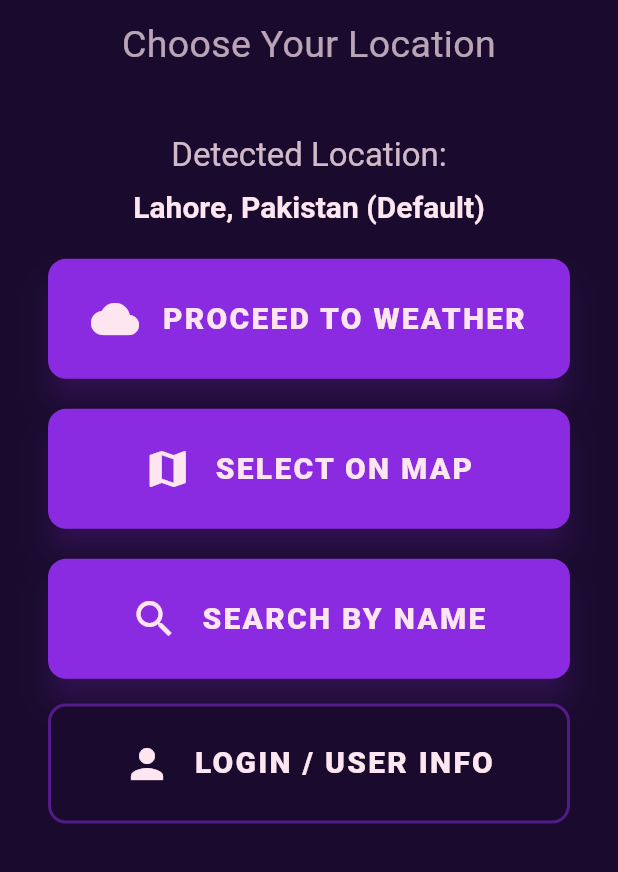
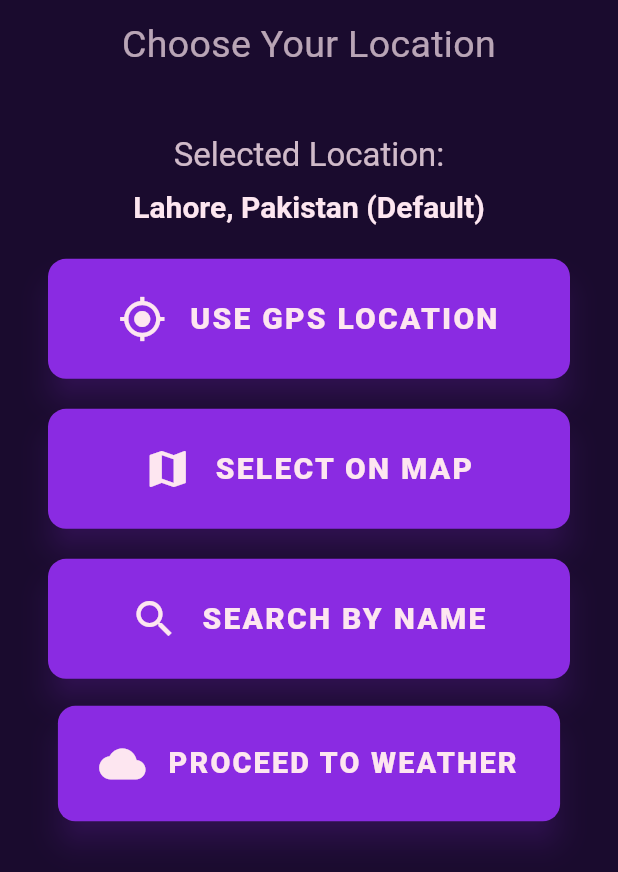
Before and after one commit to god-help-me-otherwise-im-screwed/MAD_FINAL_PROJECT, a Flutter app: the screen it shows after launch, after a tap on "USE GPS LOCATION", on a phone screen of 412 x 824 dp, the part 364-1236 px from its top. Run offline on Flutter 3.47's test engine with Material 3 defaults, Android fonts, the light colour scheme and no system bars; our stand-ins replace flutter_riverpod, geolocator, latlong2, shared_preferences; Roboto replaces fonts that are missing (BoldPixels); project files that could hold a hidden picture were left out.

Commit message:
startup-screen-version-2

```diff
--- a/hawahawa/lib/screens/startup_screen.dart
+++ b/hawahawa/lib/screens/startup_screen.dart
@@ -1,13 +1,12 @@
 import 'package:flutter/material.dart';
 import 'package:flutter_riverpod/flutter_riverpod.dart';
 import 'package:hawahawa/constants/colors.dart';
-import 'package:hawahawa/models/location_model.dart'; // Make sure this path is correct for your LocationResult model
+import 'package:hawahawa/models/location_model.dart';
 import 'package:hawahawa/providers/location_provider.dart';
 import 'package:hawahawa/providers/weather_provider.dart';
 import 'package:hawahawa/screens/weather_display_screen.dart';
 import 'package:hawahawa/screens/map_picker_screen.dart';
 import 'package:hawahawa/screens/search_location_screen.dart';
-import 'package:hawahawa/screens/login_screen.dart';
 
 class StartupScreen extends ConsumerStatefulWidget {
   const StartupScreen({super.key});
@@ -16,25 +15,83 @@ class StartupScreen extends ConsumerStatefulWidget {
   ConsumerState<StartupScreen> createState() => _StartupScreenState();
 }
 
-class _StartupScreenState extends ConsumerState<StartupScreen> {
+class _StartupScreenState extends ConsumerState<StartupScreen>
+    with TickerProviderStateMixin {
   // 1. STATE TRACKING
   bool _isGpsLoading = false;
   LocationResult? _detectedLocation;
+
+  // 2. ANIMATION CONTROLLERS
+  // Controller for the three interactive location selection buttons
+  late final AnimationController _selectionButtonController = AnimationController(
+    duration: const Duration(milliseconds: 150),
+    vsync: this,
+  );
+
+  // Controller for the PROCEED button (used for both press animation and disabled pulse)
+  late final AnimationController _proceedButtonController = AnimationController(
+    duration: const Duration(milliseconds: 1000),
+    vsync: this,
+  );
+
+  // Animation for the pulsing effect when the PROCEED button is disabled
+  late final Animation<double> _disabledPulseAnimation = Tween<double>(
+    begin: 0.8,
+    end: 1.0,
+  ).animate(CurvedAnimation(
+    parent: _proceedButtonController,
+    curve: Curves.easeInOut,
+  ));
+
+  @override
+  void initState() {
+    super.initState();
+    // Start the pulsing animation loop immediately
+    _proceedButtonController.repeat(reverse: true);
+  }
 
   // Function to handle GPS button press
   Future<void> _handleGpsLocation() async {
     setState(() {
       _isGpsLoading = true;
-      _detectedLocation = null;
     });
 
-    // Request GPS location and wait for the result
     final LocationResult? location =
         await ref.read(locationProvider.notifier).requestGpsLocation();
 
     if (mounted) {
       setState(() {
         _isGpsLoading = false;
+        if (location != null) {
+          _detectedLocation = location;
+        }
+      });
+    }
+  }
+
+  // Function to handle map selection
+  Future<void> _handleMapSelection() async {
+    final LocationResult? location = await Navigator.of(context)
+        .push<LocationResult?>(
+          MaterialPageRoute(builder: (c) => const MapPickerScreen()),
+        );
+
+    if (location != null && mounted) {
+      setState(() {
+        _detectedLocation = location;
+      });
+    }
+  }
+
+  // Function to handle search location
+  Future<void> _handleSearchLocation() async {
+    final LocationResult? location = await Navigator.of(context)
+        .push<LocationResult?>(
+          MaterialPageRoute(builder: (c) => const SearchLocationScreen()),
+        );
+
+    if (location != null && mounted) {
+      setState(() {
         _detectedLocation = location;
       });
     }
@@ -44,24 +101,27 @@ class _StartupScreenState extends ConsumerState<StartupScreen> {
   Future<void> _proceedToWeather(LocationResult location) async {
     if (!mounted) return;
 
-    // Save the location to the provider (important for persistence)
     ref.read(locationProvider.notifier).setLocation(location);
-
-    // Fetch weather using the confirmed location
     await ref.read(weatherProvider.notifier).fetchWeather(location);
 
     if (!mounted) return;
 
-    // Navigate away
     Navigator.of(context).pushReplacement(
-      MaterialPageRoute(
-        builder: (c) => const WeatherDisplayScreen(),
-      ),
+      MaterialPageRoute(builder: (c) => const WeatherDisplayScreen()),
     );
   }
 
   @override
+  void dispose() {
+    _selectionButtonController.dispose();
+    _proceedButtonController.dispose();
+    super.dispose();
+  }
+
+  @override
   Widget build(BuildContext context) {
+    final isProceedEnabled = _detectedLocation != null;
+
     return Scaffold(
       backgroundColor: kDarkPrimary,
       body: SafeArea(
@@ -92,14 +152,14 @@ class _StartupScreenState extends ConsumerState<StartupScreen> {
               ),
               const Spacer(flex: 5),
 
-              // 2. LOCATION STATUS DISPLAY (No explicit loading spinner here)
+              // LOCATION STATUS DISPLAY (Always visible if a location is selected)
               if (_detectedLocation != null)
                 Padding(
                   padding: const EdgeInsets.only(bottom: 20.0),
                   child: Column(
                     children: [
                       Text(
-                        'Detected Location:',
+                        'Selected Location:',
                         style: Theme.of(context).textTheme.titleLarge?.copyWith(
                               color: kDarkText.withOpacity(0.8),
                               fontWeight: FontWeight.normal,
@@ -107,10 +167,10 @@ class _StartupScreenState extends ConsumerState<StartupScreen> {
                       ),
                       const SizedBox(height: 8),
                       Text(
-                        _detectedLocation!
-                            .displayName, // Display the full displayName
+                        _detectedLocation!.displayName,
                         textAlign: TextAlign.center,
-                        style: Theme.of(context).textTheme.headlineSmall?.copyWith(
+                        style: Theme.of(context).textTheme.headlineSmall
+                            ?.copyWith(
                               color: kDarkText,
                               fontWeight: FontWeight.bold,
                             ),
@@ -118,64 +178,59 @@ class _StartupScreenState extends ConsumerState<StartupScreen> {
                     ],
                   ),
                 ),
-              // CONDITIONAL PROCEED BUTTON is shown *only* when a location is detected
-              if (_detectedLocation != null)
-                _buildButton(
-                  context,
-                  icon: Icons.cloud,
-                  label: 'PROCEED TO WEATHER',
-                  onPressed: () => _proceedToWeather(_detectedLocation!),
-                ),
 
-              // GPS Button is shown *only* when no location is detected
-              if (_detectedLocation == null)
+              // GPS Button (Always visible)
               _buildButton(
                 context,
                 icon: Icons.my_location,
-                  // Text changes to show loading state
                 label: _isGpsLoading ? 'LOADING GPS...' : 'USE GPS LOCATION',
-                  // Button is disabled while loading
-                  onPressed: _isGpsLoading ? () {} : _handleGpsLocation,
+                onPressed: _isGpsLoading ? null : _handleGpsLocation,
+                isInteractive: true,
+                animationController: _selectionButtonController,
               ),
 
-              const SizedBox(height: 20),
-
-              // Other location methods
-              _buildButton(
+              // Map Selection Button (Always visible)
+              Padding(
+                padding: const EdgeInsets.only(top: 20.0),
+                child: _buildButton(
                   context,
                   icon: Icons.map,
                   label: 'SELECT ON MAP',
-                onPressed: () {
-                  Navigator.of(context).push(
-                    MaterialPageRoute(
-                        builder: (c) => const MapPickerScreen()),
-                  );
-                },
+                  onPressed: _handleMapSelection,
+                  isInteractive: true,
+                  animationController: _selectionButtonController,
                 ),
-              const SizedBox(height: 20),
-              _buildButton(
+              ),
+
+              // Search Location Button (Always visible)
+              Padding(
+                padding: const EdgeInsets.only(top: 20.0),
+                child: _buildButton(
                   context,
                   icon: Icons.search,
                   label: 'SEARCH BY NAME',
-                onPressed: () {
-                  Navigator.of(context).push(
-                    MaterialPageRoute(
-                        builder: (c) => const SearchLocationScreen()),
-                  );
-                },
+                  onPressed: _handleSearchLocation,
+                  isInteractive: true,
+                  animationController: _selectionButtonController,
                 ),
+              ),
+
               const Spacer(flex: 2),
+
+              // PROCEED TO WEATHER Button (Now has its own animation logic)
               _buildButton(
                 context,
-                icon: Icons.person,
-                label: 'LOGIN / USER INFO',
-                onPressed: () {
-                  Navigator.of(context).push(
-                    MaterialPageRoute(builder: (c) => const LoginScreen()),
-                  );
-                },
-                secondary: true,
+                icon: isProceedEnabled ? Icons.cloud : Icons.lock,
+                label: 'PROCEED TO WEATHER',
+                onPressed: isProceedEnabled
+                    ? () => _proceedToWeather(_detectedLocation!)
+                    : null,
+                disabled: !isProceedEnabled,
+                isInteractive: true, // Mark as interactive for press animation
+                animationController: _proceedButtonController,
+                disabledPulse: isProceedEnabled ? null : _disabledPulseAnimation, // Pass pulse animation when disabled
               ),
+
               const Spacer(flex: 1),
             ],
           ),
@@ -188,28 +243,35 @@ class _StartupScreenState extends ConsumerState<StartupScreen> {
     BuildContext context, {
     required IconData icon,
     required String label,
-    required VoidCallback onPressed,
+    required VoidCallback? onPressed,
+    required AnimationController animationController,
+    Animation<double>? disabledPulse,
     bool secondary = false,
+    bool disabled = false,
+    bool isInteractive = false,
   }) {
-    return ElevatedButton(
-      onPressed: onPressed,
-      style: ElevatedButton.styleFrom(
-        backgroundColor: secondary ? kDarkPrimary : kDarkAccent,
-        foregroundColor: kDarkText,
-        elevation: secondary ? 0 : 8,
+    // Common styles
+    final buttonStyle = ElevatedButton.styleFrom(
+      backgroundColor: disabled
+          ? kDarkAccent.withOpacity(0.3)
+          : (secondary ? kDarkPrimary : kDarkAccent),
+      foregroundColor: disabled ? kDarkText.withOpacity(0.5) : kDarkText,
+      elevation: disabled ? 0 : (secondary ? 0 : 8),
       shadowColor: kDarkAccent.withOpacity(0.5),
       padding: const EdgeInsets.symmetric(vertical: 24),
       shape: RoundedRectangleBorder(
         borderRadius: BorderRadius.circular(12),
         side: BorderSide(
-            color: secondary
-                ? kDarkAccent.withOpacity(0.5)
-                : Colors.transparent,
+          color: disabled
+              ? kDarkAccent.withOpacity(0.2)
+              : (secondary ? kDarkAccent.withOpacity(0.5) : Colors.transparent),
           width: 2,
         ),
       ),
-      ),
-      child: Row(
+    );
+
+    // Common child widget
+    final buttonChild = Row(
       mainAxisAlignment: MainAxisAlignment.center,
       children: [
         Icon(icon, size: 32),
@@ -218,15 +280,53 @@ class _StartupScreenState extends ConsumerState<StartupScreen> {
           child: Text(
             label,
             textAlign: TextAlign.center,
-              style: const TextStyle(
+            style: TextStyle(
               fontSize: 20,
               fontWeight: FontWeight.w800,
               letterSpacing: 1.5,
+              color: disabled ? kDarkText.withOpacity(0.5) : kDarkText,
             ),
           ),
         ),
       ],
+    );
+
+    // Create the button widget
+    final button = ElevatedButton(
+      onPressed: onPressed,
+      style: buttonStyle,
+      child: buttonChild,
+    );
+
+    // 1. Disabled Pulse Animation for PROCEED button
+    if (disabled && disabledPulse != null) {
+      return AnimatedBuilder(
+        animation: disabledPulse,
+        builder: (context, child) {
+          // Wrap the disabled button in an Opacity widget controlled by the pulse animation
+          return Opacity(
+            opacity: disabledPulse.value,
+            child: button,
+          );
+        },
+      );
+    }
+
+    // 2. Press-Down Scale Animation for Enabled buttons (Selection and PROCEED)
+    if (isInteractive && !disabled) {
+      return GestureDetector(
+        onTapDown: (_) => animationController.forward(),
+        onTapUp: (_) => animationController.reverse(),
+        onTapCancel: () => animationController.reverse(),
+        onTap: onPressed,
+        child: ScaleTransition(
+          scale: Tween<double>(begin: 1.0, end: 0.95).animate(animationController),
+          child: button,
         ),
       );
     }
+
+    // 3. Fallback for non-interactive disabled buttons
+    return button;
   }
+}
```
Lines whose indentation alone changed are shown as unchanged.
